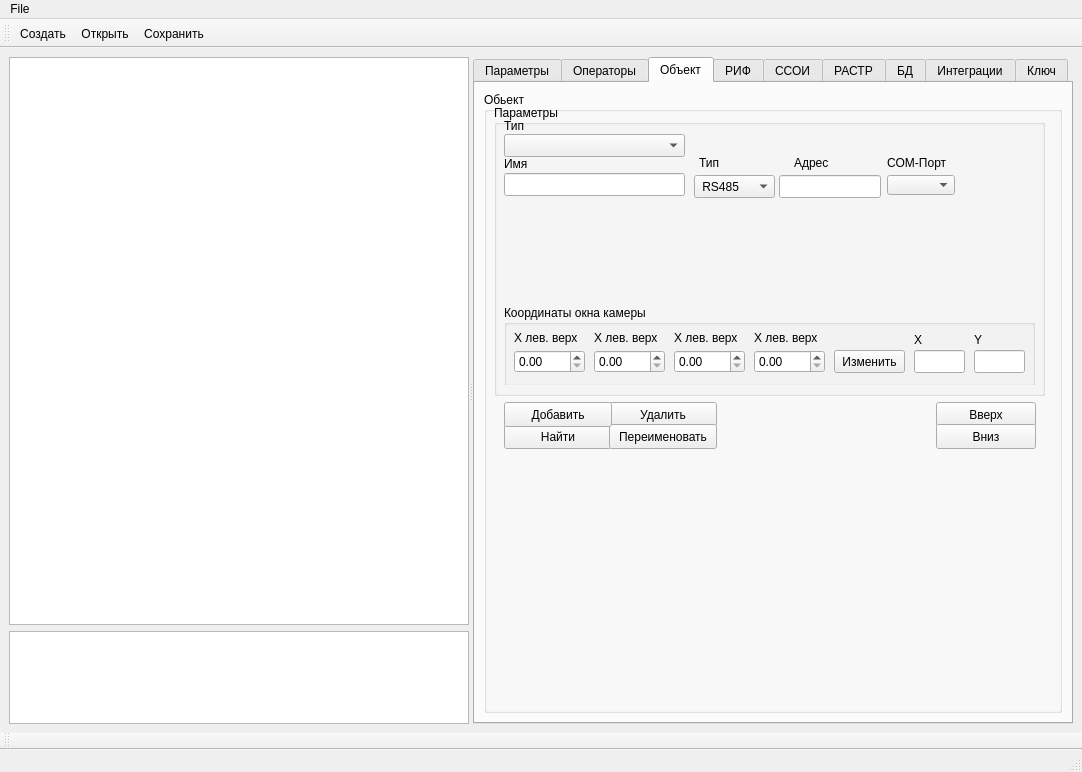
Qt form m_cfg/MainWindowCFG.ui (xXRadioHeadXx/start7) before a commit.
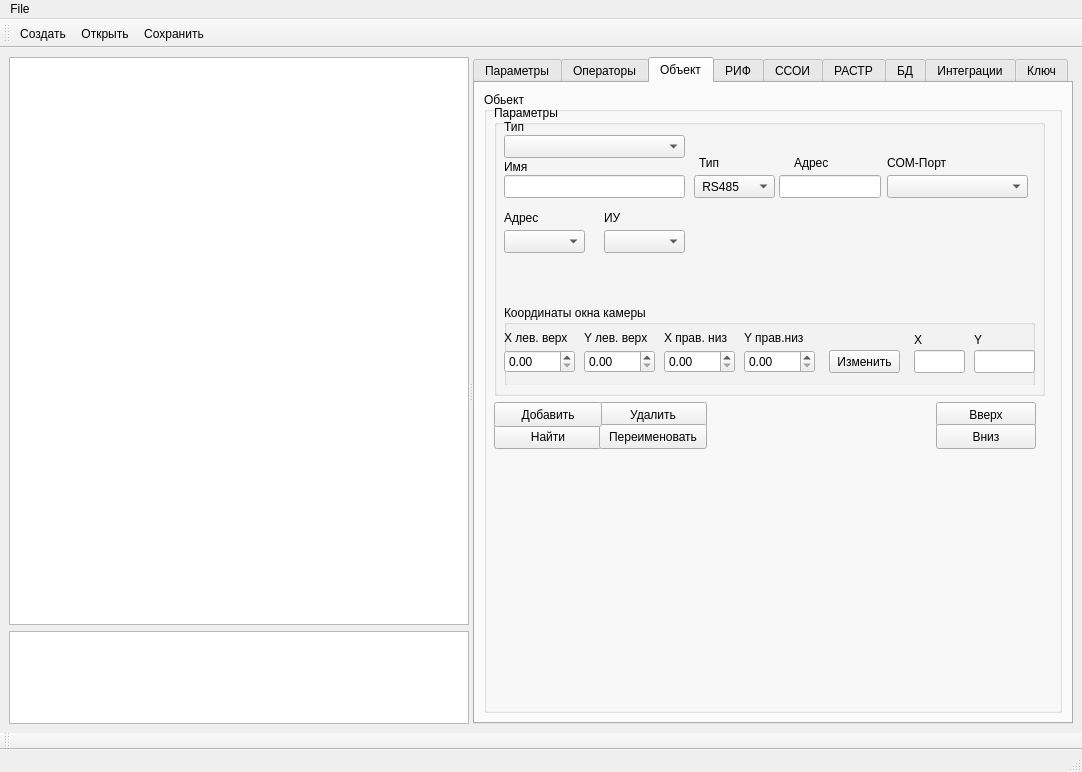
The same form after that commit. The open tabs and pages were chosen to show the change. Icons and pictures are not drawn. Custom widgets are drawn as their Qt base class.

Patch:
```diff
--- a/m_cfg/MainWindowCFG.ui
+++ b/m_cfg/MainWindowCFG.ui
@@ -589,7 +589,7 @@
              <property name="geometry">
               <rect>
                <x>10</x>
-               <y>14</y>
+               <y>15</y>
                <width>47</width>
                <height>13</height>
               </rect>
@@ -602,7 +602,7 @@
              <property name="geometry">
               <rect>
                <x>10</x>
-               <y>29</y>
+               <y>30</y>
                <width>181</width>
                <height>23</height>
               </rect>
@@ -612,7 +612,7 @@
              <property name="geometry">
               <rect>
                <x>10</x>
-               <y>52</y>
+               <y>55</y>
                <width>47</width>
                <height>13</height>
               </rect>
@@ -625,7 +625,7 @@
              <property name="geometry">
               <rect>
                <x>10</x>
-               <y>68</y>
+               <y>70</y>
                <width>181</width>
                <height>23</height>
               </rect>
@@ -635,8 +635,8 @@
              <property name="geometry">
               <rect>
                <x>0</x>
-               <y>100</y>
-               <width>511</width>
+               <y>95</y>
+               <width>541</width>
                <height>101</height>
               </rect>
              </property>
@@ -1143,13 +1143,67 @@
               <widget class="QLabel" name="label_97">
                <property name="geometry">
                 <rect>
-                 <x>200</x>
+                 <x>10</x>
+                 <y>55</y>
+                 <width>71</width>
+                 <height>16</height>
+                </rect>
+               </property>
+               <property name="text">
+                <string>ИУ</string>
+               </property>
+              </widget>
+             </widget>
+             <widget class="QWidget" name="ADAM_groupbox">
+              <widget class="QLabel" name="label_102">
+               <property name="geometry">
+                <rect>
+                 <x>10</x>
                  <y>10</y>
                  <width>71</width>
                  <height>16</height>
                 </rect>
                </property>
                <property name="text">
+                <string>Адрес</string>
+               </property>
+              </widget>
+              <widget class="QComboBox" name="ADAM_Num1">
+               <property name="geometry">
+                <rect>
+                 <x>10</x>
+                 <y>30</y>
+                 <width>81</width>
+                 <height>23</height>
+                </rect>
+               </property>
+               <property name="sizeAdjustPolicy">
+                <enum>QComboBox::AdjustToMinimumContentsLengthWithIcon</enum>
+               </property>
+              </widget>
+              <widget class="QComboBox" name="ADAM_Num2">
+               <property name="geometry">
+                <rect>
+                 <x>110</x>
+                 <y>30</y>
+                 <width>81</width>
+                 <height>23</height>
+                </rect>
+               </property>
+               <property name="sizeAdjustPolicy">
+                <enum>QComboBox::AdjustToMinimumContentsLengthWithIcon</enum>
+               </property>
+              </widget>
+              <widget class="QLabel" name="label_103">
+               <property name="geometry">
+                <rect>
+                 <x>110</x>
+                 <y>10</y>
+                 <width>71</width>
+                 <height>16</height>
+                </rect>
+               </property>
+               <property name="text">
                 <string>ИУ</string>
                </property>
               </widget>
@@ -1870,7 +1924,7 @@
                <x>200</x>
                <y>40</y>
                <width>341</width>
-               <height>61</height>
+               <height>60</height>
               </rect>
              </property>
              <property name="sizePolicy">
@@ -1975,19 +2029,19 @@
                  <rect>
                   <x>3</x>
                   <y>30</y>
-                  <width>68</width>
-                  <height>20</height>
+                  <width>141</width>
+                  <height>23</height>
                  </rect>
                 </property>
                 <property name="minimumSize">
                  <size>
                   <width>66</width>
-                  <height>20</height>
+                  <height>23</height>
                  </size>
                 </property>
                 <property name="maximumSize">
                  <size>
-                  <width>81</width>
+                  <width>999</width>
                   <height>20</height>
                  </size>
                 </property>
@@ -2295,7 +2349,7 @@
                <widget class="QLabel" name="label_38">
                 <property name="geometry">
                  <rect>
-                  <x>170</x>
+                  <x>160</x>
                   <y>25</y>
                   <width>91</width>
                   <height>16</height>
@@ -2314,13 +2368,13 @@
                  </size>
                 </property>
                 <property name="text">
-                 <string>X лев. верх</string>
+                 <string>X прав. низ</string>
                 </property>
                </widget>
                <widget class="QPushButton" name="pushButton">
                 <property name="geometry">
                  <rect>
-                  <x>330</x>
+                  <x>325</x>
                   <y>45</y>
                   <width>71</width>
                   <height>23</height>
@@ -2333,7 +2387,7 @@
                <widget class="QLabel" name="label_36">
                 <property name="geometry">
                  <rect>
-                  <x>10</x>
+                  <x>0</x>
                   <y>25</y>
                   <width>91</width>
                   <height>16</height>
@@ -2358,7 +2412,7 @@
                <widget class="QLabel" name="label_39">
                 <property name="geometry">
                  <rect>
-                  <x>250</x>
+                  <x>240</x>
                   <y>25</y>
                   <width>91</width>
                   <height>16</height>
@@ -2377,7 +2431,7 @@
                  </size>
                 </property>
                 <property name="text">
-                 <string>X лев. верх</string>
+                 <string>Y прав.низ</string>
                 </property>
                </widget>
                <widget class="QLineEdit" name="ipadress_lineedit_3">
@@ -2385,7 +2439,7 @@
                  <rect>
                   <x>470</x>
                   <y>45</y>
-                  <width>51</width>
+                  <width>61</width>
                   <height>23</height>
                  </rect>
                 </property>
@@ -2408,7 +2462,7 @@
                <widget class="QDoubleSpinBox" name="coordinate_X_doubleSpinBox_2">
                 <property name="geometry">
                  <rect>
-                  <x>10</x>
+                  <x>0</x>
                   <y>45</y>
                   <width>71</width>
                   <height>23</height>
@@ -2421,7 +2475,7 @@
                <widget class="QDoubleSpinBox" name="coordinate_X_doubleSpinBox_3">
                 <property name="geometry">
                  <rect>
-                  <x>90</x>
+                  <x>80</x>
                   <y>45</y>
                   <width>71</width>
                   <height>23</height>
@@ -2434,7 +2488,7 @@
                <widget class="QLabel" name="label_37">
                 <property name="geometry">
                  <rect>
-                  <x>90</x>
+                  <x>80</x>
                   <y>25</y>
                   <width>91</width>
                   <height>16</height>
@@ -2453,13 +2507,13 @@
                  </size>
                 </property>
                 <property name="text">
-                 <string>X лев. верх</string>
+                 <string>Y лев. верх</string>
                 </property>
                </widget>
                <widget class="QDoubleSpinBox" name="coordinate_X_doubleSpinBox_5">
                 <property name="geometry">
                  <rect>
-                  <x>250</x>
+                  <x>240</x>
                   <y>45</y>
                   <width>71</width>
                   <height>23</height>
@@ -2472,7 +2526,7 @@
                <widget class="QDoubleSpinBox" name="coordinate_X_doubleSpinBox_4">
                 <property name="geometry">
                  <rect>
-                  <x>170</x>
+                  <x>160</x>
                   <y>45</y>
                   <width>71</width>
                   <height>23</height>
@@ -2538,7 +2592,7 @@
             <widget class="QPushButton" name="pushButton_2">
              <property name="geometry">
               <rect>
-               <x>115</x>
+               <x>105</x>
                <y>0</y>
                <width>108</width>
                <height>25</height>
@@ -2600,7 +2654,7 @@
             <widget class="QPushButton" name="pushButton_3">
              <property name="geometry">
               <rect>
-               <x>10</x>
+               <x>0</x>
                <y>22</y>
                <width>108</width>
                <height>25</height>
@@ -2631,7 +2685,7 @@
             <widget class="QPushButton" name="pushButton_4">
              <property name="geometry">
               <rect>
-               <x>115</x>
+               <x>105</x>
                <y>22</y>
                <width>108</width>
                <height>25</height>
@@ -2693,7 +2747,7 @@
             <widget class="QPushButton" name="pushButton_6">
              <property name="geometry">
               <rect>
-               <x>10</x>
+               <x>0</x>
                <y>0</y>
                <width>108</width>
                <height>25</height>
```
Left out of the diff: 148 changed lines with no effect on the pictures.
